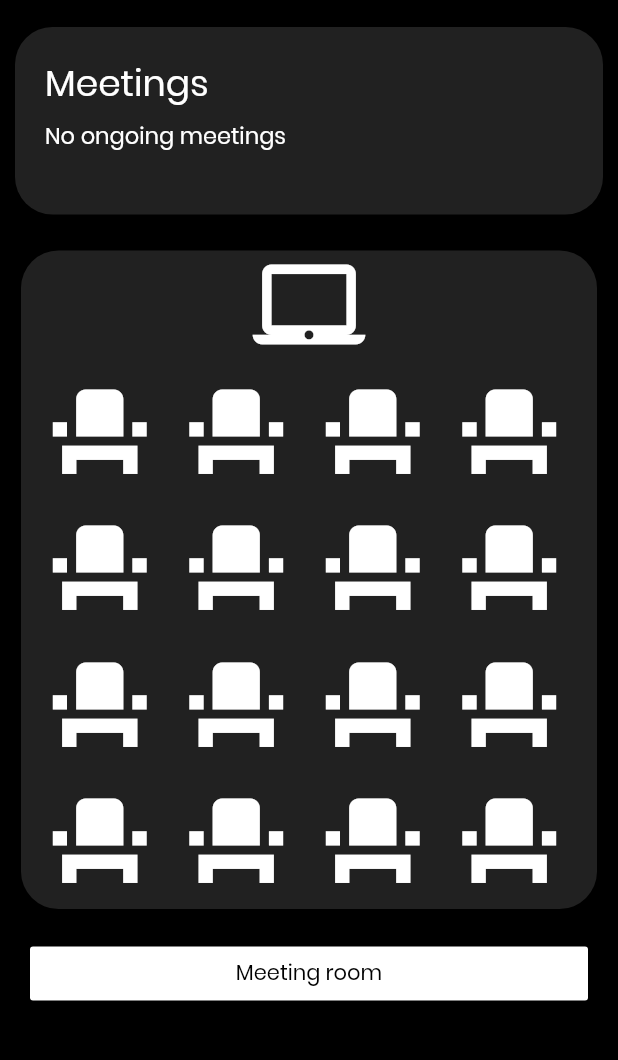
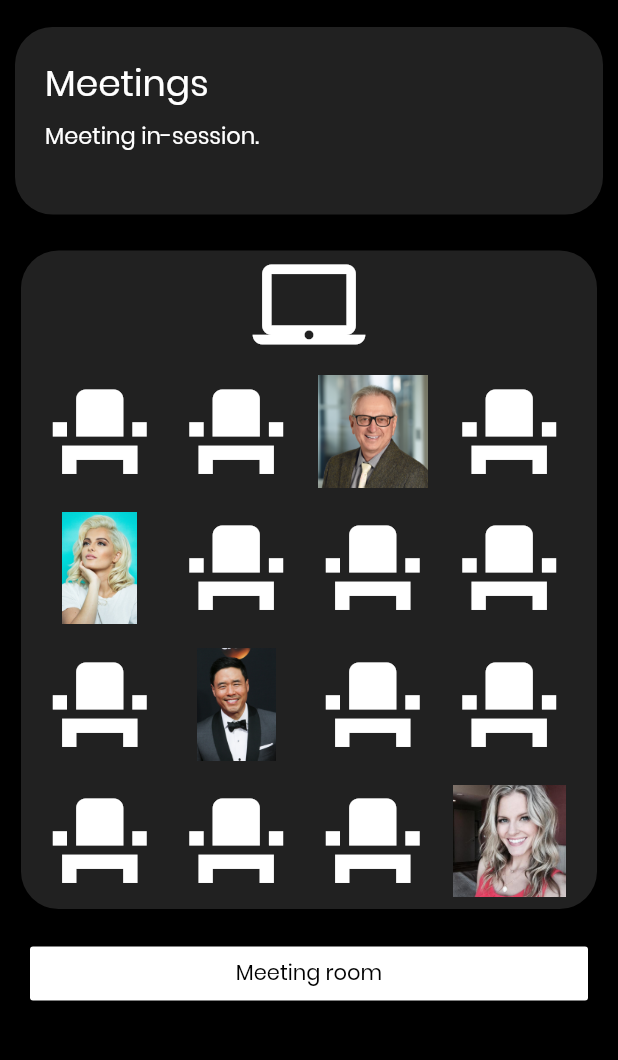
Before and after one commit to ameysunu/studyroom, a Flutter app: the screen it shows after launch, after a tap on "Login", on a phone screen of 412 x 824 dp, the part 165-1225 px from its top. Run offline on Flutter 3.47's test engine with Material 2 defaults, Android fonts, the light colour scheme and no system bars; our stand-ins replace permission_handler; missing offline and left inert: agora_rtc_engine.

Commit message:
images added

```diff
--- a/lib/homeui.dart
+++ b/lib/homeui.dart
@@ -8,7 +8,7 @@ class HomeUI extends StatefulWidget {
 
 class _HomeUIState extends State<HomeUI> {
   @override
-  String meeting = "No ongoing meetings";
+  String meeting = "Meeting in-session.";
   bool presentSelected = false;
   bool isSelected = false;
   bool isSelected1 = false;
@@ -159,10 +159,10 @@ class _HomeUIState extends State<HomeUI> {
                             ),
                             Padding(
                               padding: const EdgeInsets.all(8.0),
-                              child: Icon(
-                                Icons.event_seat,
-                                color: Colors.white,
-                                size: 75,
+                              child: Container(
+                                height: 75,
+                                width: 75,
+                                child: Image.asset("images/genz.jpg"),
                               ),
                             ),
                             Padding(
@@ -179,10 +179,10 @@ class _HomeUIState extends State<HomeUI> {
                           children: <Widget>[
                             Padding(
                               padding: const EdgeInsets.fromLTRB(15, 8, 8, 8),
-                              child: Icon(
-                                Icons.event_seat,
-                                color: Colors.white,
-                                size: 75,
+                              child: Container(
+                                height: 75,
+                                width: 75,
+                                child: Image.asset("images/gen1.jpg"),
                               ),
                             ),
                             Padding(
@@ -223,10 +223,10 @@ class _HomeUIState extends State<HomeUI> {
                             ),
                             Padding(
                               padding: const EdgeInsets.all(8.0),
-                              child: Icon(
-                                Icons.event_seat,
-                                color: Colors.white,
-                                size: 75,
+                              child: Container(
+                                height: 75,
+                                width: 75,
+                                child: Image.asset("images/gen2.jpg"),
                               ),
                             ),
                             Padding(
@@ -287,10 +287,10 @@ class _HomeUIState extends State<HomeUI> {
                             ),
                             Padding(
                               padding: const EdgeInsets.all(8.0),
-                              child: Icon(
-                                Icons.event_seat,
-                                color: Colors.white,
-                                size: 75,
+                              child: Container(
+                                height: 75,
+                                width: 75,
+                                child: Image.asset("images/gen3.jpg"),
                               ),
                             ),
                           ],
--- a/pubspec.yaml
+++ b/pubspec.yaml
@@ -50,7 +50,11 @@ flutter:
   # To add assets to your application, add an assets section, like this:
   assets:
     - images/main.png
-  #   - images/a_dot_ham.jpeg
+    - images/genz.jpg
+    - images/gen1.jpg
+    - images/gen2.jpg
+    - images/gen3.jpg
+
 
   # An image asset can refer to one or more resolution-specific "variants", see
   # https://flutter.dev/assets-and-images/#resolution-aware.
```
Also changed, not shown: images/gen1.jpg (added), images/gen2.jpg (added), images/gen3.jpg (added), images/genz.jpg (added).
